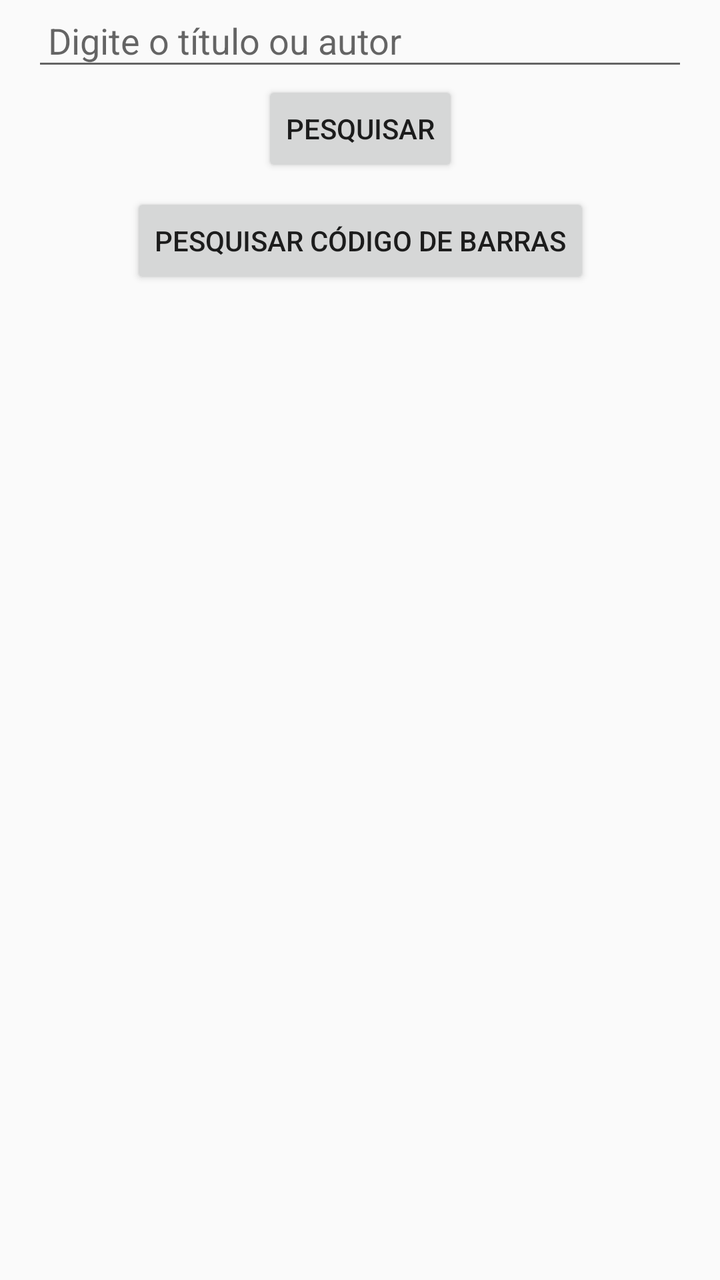
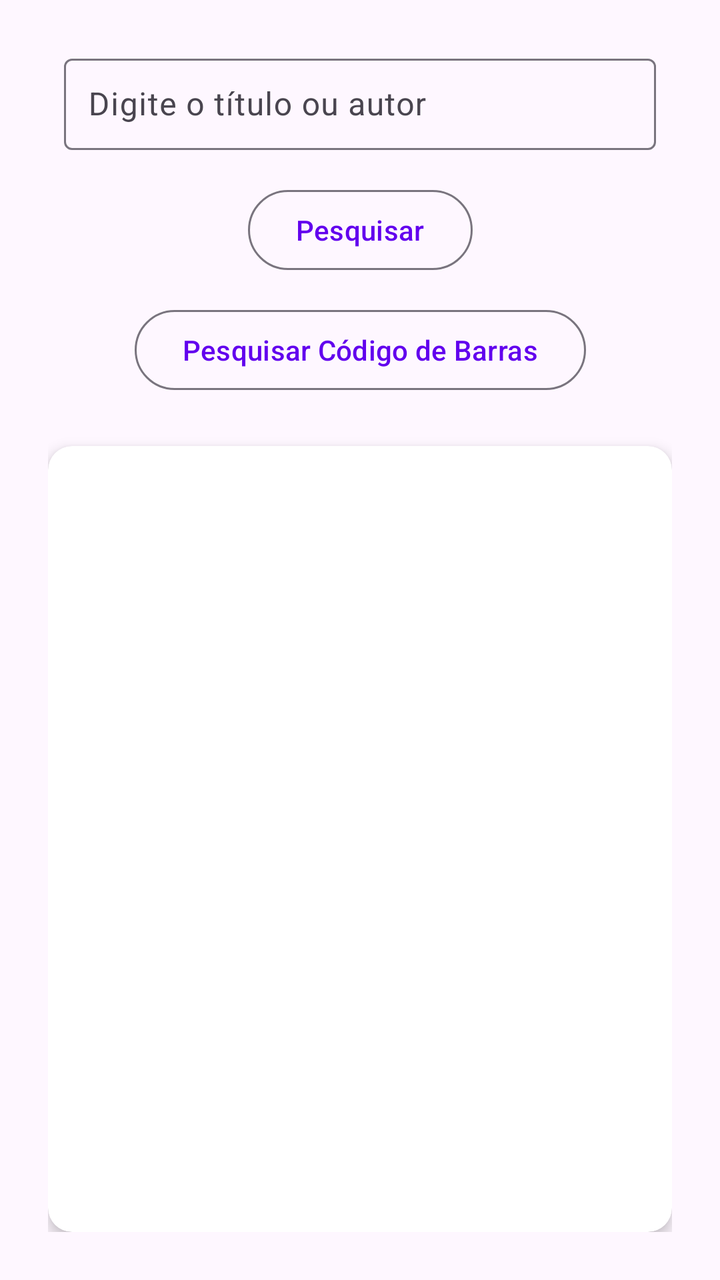

Compare the two renders of this Android layout. The source of the first and the diff that turns it into the second are given below.
<!-- AndroidManifest.xml: activity theme Theme.P01DJPM -->
<!-- res/layout/activity_add_book.xml -->
<androidx.constraintlayout.widget.ConstraintLayout xmlns:android="http://schemas.android.com/apk/res/android"
    xmlns:app="http://schemas.android.com/apk/res-auto"
    xmlns:tools="http://schemas.android.com/tools"
    android:layout_width="match_parent"
    android:layout_height="match_parent"
    tools:context=".AddBookActivity">

    <EditText
        android:id="@+id/searchEditText"
        android:layout_width="0dp"
        android:layout_height="wrap_content"
        android:hint="Digite o título ou autor"
        app:layout_constraintTop_toTopOf="parent"
        app:layout_constraintStart_toStartOf="parent"
        app:layout_constraintEnd_toEndOf="parent"
        android:layout_marginStart="16dp"
        android:layout_marginEnd="16dp"
        android:padding="8dp" />

    <Button
        android:id="@+id/searchButton"
        android:layout_width="wrap_content"
        android:layout_height="wrap_content"
        android:text="Pesquisar"
        app:layout_constraintTop_toBottomOf="@id/searchEditText"
        app:layout_constraintStart_toStartOf="parent"
        app:layout_constraintEnd_toEndOf="parent" />

    <Button
        android:id="@+id/scanButton"
        android:layout_width="wrap_content"
        android:layout_height="wrap_content"
        android:text="Pesquisar Código de Barras"
        app:layout_constraintTop_toBottomOf="@id/searchButton"
        app:layout_constraintStart_toStartOf="parent"
        app:layout_constraintEnd_toEndOf="parent"
        android:layout_marginTop="8dp" />

    <androidx.recyclerview.widget.RecyclerView
        android:id="@+id/booksRecyclerView"
        android:layout_width="0dp"
        android:layout_height="0dp"
        app:layout_constraintTop_toBottomOf="@id/scanButton"
        app:layout_constraintStart_toStartOf="parent"
        app:layout_constraintEnd_toEndOf="parent"
        app:layout_constraintBottom_toBottomOf="parent" />

</androidx.constraintlayout.widget.ConstraintLayout>
<!-- resources referenced by this layout -->
<resources>
  <style name="Theme.P01DJPM" parent="Theme.AppCompat.Light.NoActionBar">
          <item name="colorPrimary">@color/purple_500</item>
          <item name="colorPrimaryDark">@color/purple_700</item>
          <item name="colorAccent">@color/teal_200</item>
      </style>
  <color name="purple_500">#FF6200EE</color>
  <color name="purple_700">#FF3700B3</color>
  <color name="teal_200">#FF03DAC5</color>
</resources>

<!-- the commit's change to res/layout/activity_add_book.xml (unified diff, before → after) -->
@@ -3,30 +3,40 @@
     xmlns:tools="http://schemas.android.com/tools"
     android:layout_width="match_parent"
     android:layout_height="match_parent"
+    android:padding="24dp"
     tools:context=".AddBookActivity">
 
-    <EditText
-        android:id="@+id/searchEditText"
+    <com.google.android.material.textfield.TextInputLayout
+        android:id="@+id/searchInputLayout"
         android:layout_width="0dp"
         android:layout_height="wrap_content"
-        android:hint="Digite o título ou autor"
         app:layout_constraintTop_toTopOf="parent"
         app:layout_constraintStart_toStartOf="parent"
         app:layout_constraintEnd_toEndOf="parent"
-        android:layout_marginStart="16dp"
-        android:layout_marginEnd="16dp"
-        android:padding="8dp" />
+        android:layout_marginStart="8dp"
+        android:layout_marginEnd="8dp"
+        android:hint="Digite o título ou autor">
 
-    <Button
+        <com.google.android.material.textfield.TextInputEditText
+            android:id="@+id/searchEditText"
+            android:layout_width="match_parent"
+            android:layout_height="wrap_content"
+            android:inputType="text"
+            android:padding="12dp" />
+    </com.google.android.material.textfield.TextInputLayout>
+
+    <com.google.android.material.button.MaterialButton
         android:id="@+id/searchButton"
         android:layout_width="wrap_content"
         android:layout_height="wrap_content"
         android:text="Pesquisar"
-        app:layout_constraintTop_toBottomOf="@id/searchEditText"
+        app:layout_constraintTop_toBottomOf="@id/searchInputLayout"
         app:layout_constraintStart_toStartOf="parent"
-        app:layout_constraintEnd_toEndOf="parent" />
+        app:layout_constraintEnd_toEndOf="parent"
+        android:layout_marginTop="16dp"
+        style="?attr/materialButtonOutlinedStyle" />
 
-    <Button
+    <com.google.android.material.button.MaterialButton
         android:id="@+id/scanButton"
         android:layout_width="wrap_content"
         android:layout_height="wrap_content"
@@ -34,15 +44,26 @@
         app:layout_constraintTop_toBottomOf="@id/searchButton"
         app:layout_constraintStart_toStartOf="parent"
         app:layout_constraintEnd_toEndOf="parent"
-        android:layout_marginTop="8dp" />
+        android:layout_marginTop="12dp"
+        style="?attr/materialButtonOutlinedStyle" />
 
-    <androidx.recyclerview.widget.RecyclerView
-        android:id="@+id/booksRecyclerView"
+    <androidx.cardview.widget.CardView
         android:layout_width="0dp"
         android:layout_height="0dp"
+        app:cardElevation="4dp"
+        app:cardCornerRadius="12dp"
         app:layout_constraintTop_toBottomOf="@id/scanButton"
         app:layout_constraintStart_toStartOf="parent"
         app:layout_constraintEnd_toEndOf="parent"
-        app:layout_constraintBottom_toBottomOf="parent" />
+        app:layout_constraintBottom_toBottomOf="parent"
+        android:layout_marginTop="24dp"
+        android:padding="8dp">
+
+        <androidx.recyclerview.widget.RecyclerView
+            android:id="@+id/booksRecyclerView"
+            android:layout_width="match_parent"
+            android:layout_height="match_parent"
+            android:padding="8dp" />
+    </androidx.cardview.widget.CardView>
 
 </androidx.constraintlayout.widget.ConstraintLayout>
<!-- resource entries referenced after the edit -->
@@ -1,12 +1,18 @@
 <!-- resources referenced by this layout -->
 <resources>
-  <style name="Theme.P01DJPM" parent="Theme.AppCompat.Light.NoActionBar">
+  <style name="Theme.P01DJPM" parent="Theme.Material3.Light.NoActionBar">
           <item name="colorPrimary">@color/purple_500</item>
-          <item name="colorPrimaryDark">@color/purple_700</item>
-          <item name="colorAccent">@color/teal_200</item>
+          <item name="colorOnPrimary">@android:color/white</item>
+          <item name="colorPrimaryContainer">@color/purple_700</item>
+          <item name="colorSecondary">@color/teal_200</item>
+          <item name="backgroundColor">@color/backgroundColor</item>
+          <item name="colorSurface">@color/surfaceColor</item>
+          <item name="android:statusBarColor">@color/purple_700</item>
       </style>
   <color name="purple_500">#FF6200EE</color>
   <color name="purple_700">#FF3700B3</color>
   <color name="teal_200">#FF03DAC5</color>
+  <color name="backgroundColor">#F7F7F7</color>
+  <color name="surfaceColor">#FFFFFF</color>
 </resources>
 
